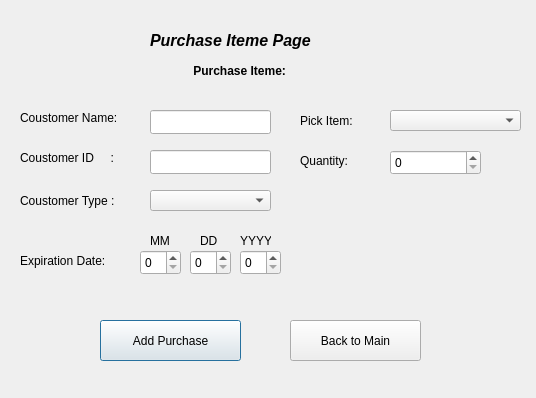
Qt form memberpurchase.ui (Ling2251/CS1C-Bulk-Club-Project) before a commit.
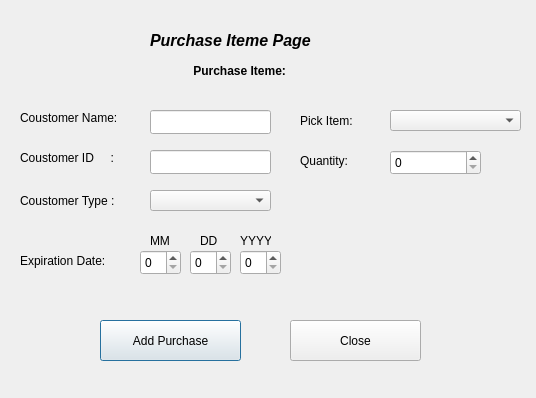
The same form after that commit.

Commit message: added more different Ui and conntect them to adminpage

Patch:
```diff
--- a/memberpurchase.ui
+++ b/memberpurchase.ui
@@ -308,7 +308,7 @@
     </rect>
    </property>
    <property name="text">
-    <string>Back to Main</string>
+    <string>Close</string>
    </property>
   </widget>
  </widget>
```
Left out of the diff: 21 changed lines with no effect on the pictures. The commit also changes 6 other files.
